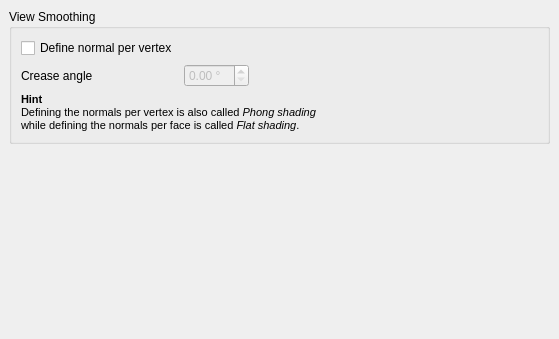
Qt form src/Mod/Mesh/Gui/DlgSettingsMeshView.ui (berndhahnebach/All_FreeCAD) before a commit.
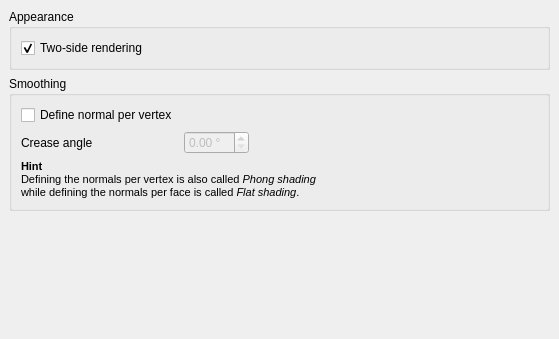
The same form after that commit. Custom widgets are drawn as their Qt base class.

Commit message: + new class SoFCIndexedFaceSet optimized for user-interaction + preference page for display settings of meshes

Diff of the .ui file:
```diff
--- a/src/Mod/Mesh/Gui/DlgSettingsMeshView.ui
+++ b/src/Mod/Mesh/Gui/DlgSettingsMeshView.ui
@@ -22,10 +22,54 @@
    <property name="spacing" >
     <number>6</number>
    </property>
+   <item row="2" column="0" >
+    <spacer>
+     <property name="orientation" >
+      <enum>Qt::Vertical</enum>
+     </property>
+     <property name="sizeHint" >
+      <size>
+       <width>541</width>
+       <height>61</height>
+      </size>
+     </property>
+    </spacer>
+   </item>
    <item row="0" column="0" >
+    <widget class="QGroupBox" name="groupBox" >
+     <property name="title" >
+      <string>Appearance</string>
+     </property>
+     <layout class="QGridLayout" >
+      <property name="margin" >
+       <number>9</number>
+      </property>
+      <property name="spacing" >
+       <number>6</number>
+      </property>
+      <item row="0" column="0" >
+       <widget class="Gui::PrefCheckBox" name="checkboxRendering" >
+        <property name="text" >
+         <string>Two-side rendering</string>
+        </property>
+        <property name="checked" >
+         <bool>true</bool>
+        </property>
+        <property name="prefEntry" stdset="0" >
+         <cstring>TwoSideRendering</cstring>
+        </property>
+        <property name="prefPath" stdset="0" >
+         <cstring>Mod/Mesh</cstring>
+        </property>
+       </widget>
+      </item>
+     </layout>
+    </widget>
+   </item>
+   <item row="1" column="0" >
     <widget class="QGroupBox" name="GroupBox12" >
      <property name="title" >
-      <string>View Smoothing</string>
+      <string>Smoothing</string>
      </property>
      <layout class="QGridLayout" >
       <property name="margin" >
@@ -99,19 +143,6 @@
      </layout>
     </widget>
    </item>
-   <item row="1" column="0" >
-    <spacer>
-     <property name="orientation" >
-      <enum>Qt::Vertical</enum>
-     </property>
-     <property name="sizeHint" >
-      <size>
-       <width>71</width>
-       <height>111</height>
-      </size>
-     </property>
-    </spacer>
-   </item>
   </layout>
  </widget>
  <layoutdefault spacing="6" margin="11" />
```
The commit also changes 7 other files.
